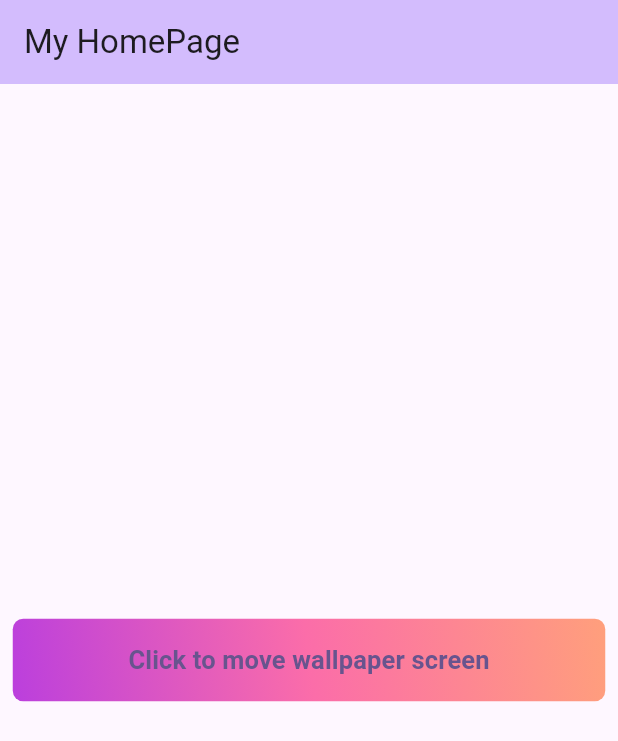
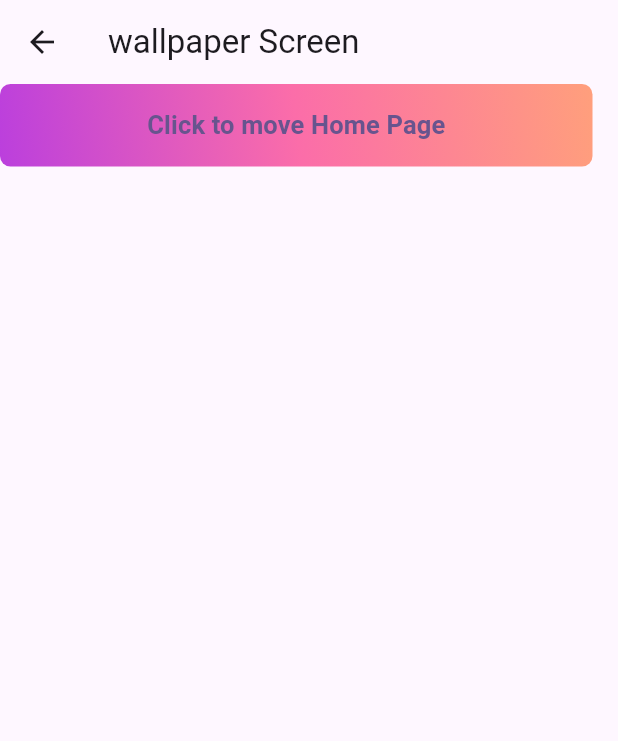
Before and after one commit to anurudha-singh/custom_widgets, a Flutter app: the screen it shows after launch, after a tap on "Click to move wallpaper screen", on a phone screen of 412 x 824 dp. Shown: the top 741 px of the screen. Run offline on Flutter 3.47's test engine with Material 3 defaults, Android fonts, the light colour scheme and no system bars.

Commit message:
routes added for navigating from one screen to another screen

```diff
--- a/lib/main.dart
+++ b/lib/main.dart
@@ -20,10 +20,9 @@ class MyApp extends StatelessWidget {
       ),
       initialRoute: '/',
       routes: {
-        '/': (_) => MyHomePage(),
+        '/': (_) => const MyHomePage(),
         '/wallpaper_screen': (_) => const WallpaperScreen(),
       },
-      home: const MyHomePage(),
     );
   }
 }
--- a/lib/screens/homepage.dart
+++ b/lib/screens/homepage.dart
@@ -14,7 +14,7 @@ class MyHomePage extends StatelessWidget {
       body: Center(
           child: GradientButton(
               onPressed: () {
-                print('button clicked');
+                Navigator.pushNamed(context, '/wallpaper_screen');
               },
               title: 'Click to move wallpaper screen')),
     );
--- a/lib/screens/wallpapers.dart
+++ b/lib/screens/wallpapers.dart
@@ -1,3 +1,4 @@
+import 'package:custom_widgets/widget/gradient_button.dart';
 import 'package:flutter/material.dart';
 
 class WallpaperScreen extends StatefulWidget {
@@ -14,7 +15,14 @@ class _WallpaperScreenState extends State<WallpaperScreen> {
       appBar: AppBar(
         title: Text('wallpaper Screen'),
       ),
-      body: Container(child: Center(child: Text('At wallpaper Screen'))),
+      body: Container(
+          child: Column(
+        children: [
+          GradientButton(
+              title: 'Click to move Home Page',
+              onPressed: () => Navigator.pushNamed(context, '/'))
+        ],
+      )),
     );
   }
 }
```
